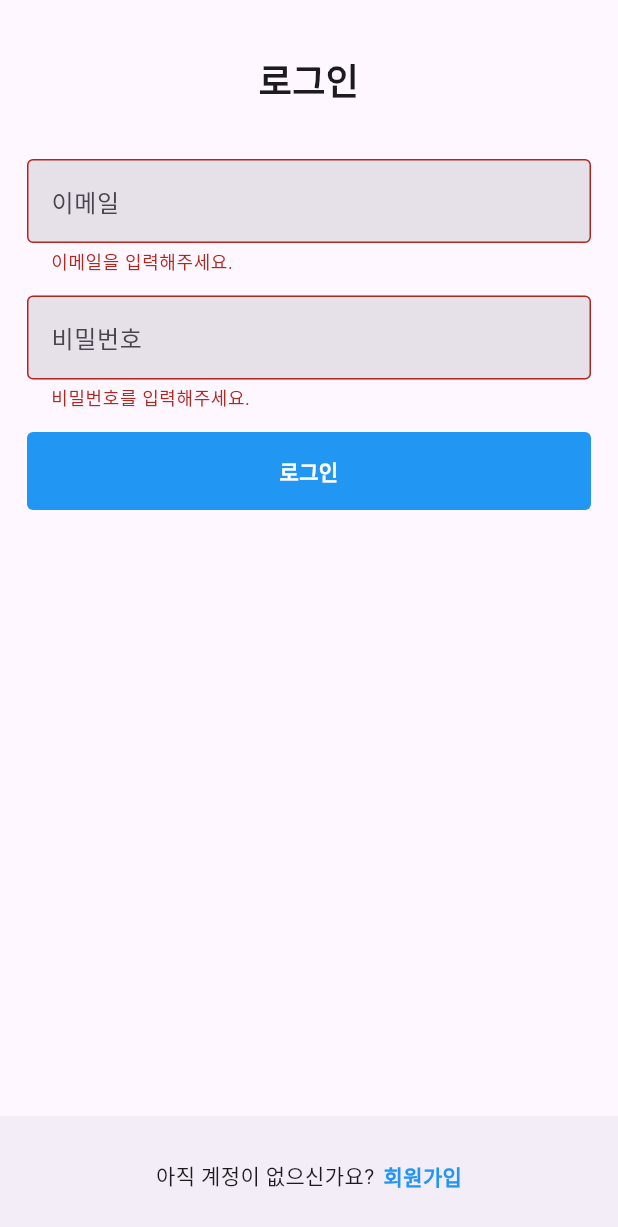
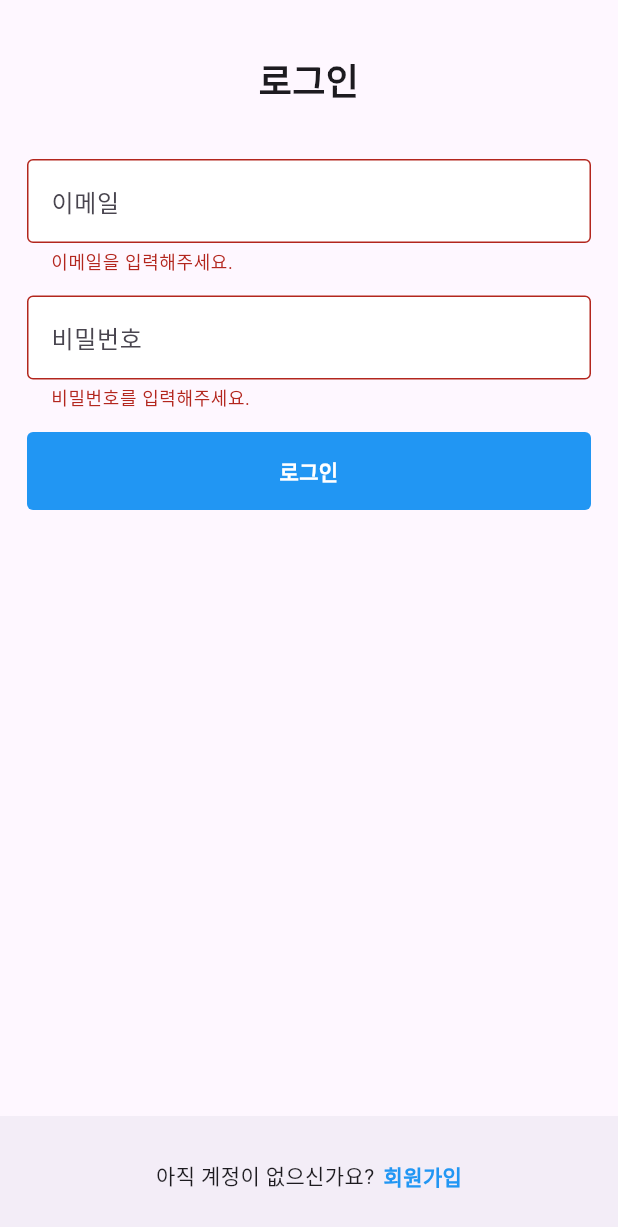
Before and after one commit to GyuJae/story_app, a Flutter app: the screen it shows after launch, after a tap on "로그인", on a phone screen of 412 x 824 dp. Shown: the top 1227 px of the screen. Run offline on Flutter 3.47's test engine with Material 3 defaults, Android fonts, the phone set to English and light mode, and no system bars; our stand-ins replace dartz, equatable, firebase_core, flutter_riverpod, gap, get_it and 1 more; accounts and stored records are empty; generated files the repository leaves out were written again.

```diff
--- a/lib/config/themes.dart
+++ b/lib/config/themes.dart
@@ -5,9 +5,18 @@ final ThemeData lightTheme = ThemeData(
   brightness: Brightness.light,
   primaryColor: Colors.blue,
   inputDecorationTheme: const InputDecorationTheme(
+    filled: true,
+    fillColor: Colors.white,
     border: OutlineInputBorder(
       borderSide: BorderSide(
-        color: Colors.blue,
+        color: Colors.grey,
+        width: 1.0,
+      ),
+    ),
+    focusedBorder: OutlineInputBorder(
+      borderSide: BorderSide(
+        color: Colors.blue, // primaryColor를 설정한 색상으로 변경
+        width: 2.0,
       ),
     ),
   ),
@@ -17,4 +26,20 @@ final ThemeData darkTheme = ThemeData(
   useMaterial3: true,
   brightness: Brightness.dark,
   primaryColor: Colors.blue,
+  inputDecorationTheme: InputDecorationTheme(
+    filled: true,
+    fillColor: Colors.grey[800],
+    border: const OutlineInputBorder(
+      borderSide: BorderSide(
+        color: Colors.grey,
+        width: 1.0,
+      ),
+    ),
+    focusedBorder: const OutlineInputBorder(
+      borderSide: BorderSide(
+        color: Colors.blue, // primaryColor를 설정한 색상으로 변경
+        width: 2.0,
+      ),
+    ),
+  ),
 );
--- a/lib/features/authentication/presentations/pages/login/email_form.dart
+++ b/lib/features/authentication/presentations/pages/login/email_form.dart
@@ -57,13 +57,6 @@ class EmailFormState extends ConsumerState<EmailForm> {
             validator: Validators.email,
             cursorColor: Theme.of(context).primaryColor,
             decoration: InputDecoration(
-              border: const OutlineInputBorder(),
-              focusedBorder: OutlineInputBorder(
-                borderSide: BorderSide(
-                  color: Theme.of(context).primaryColor,
-                  width: Sizes.size2,
-                ),
-              ),
               hintText: '이메일',
               filled: true,
               fillColor: Theme.of(context).inputDecorationTheme.fillColor,
@@ -78,13 +71,6 @@ class EmailFormState extends ConsumerState<EmailForm> {
             obscureText: true,
             cursorColor: Theme.of(context).primaryColor,
             decoration: InputDecoration(
-              border: const OutlineInputBorder(),
-              focusedBorder: OutlineInputBorder(
-                borderSide: BorderSide(
-                  color: Theme.of(context).primaryColor,
-                  width: Sizes.size2,
-                ),
-              ),
               hintText: '비밀번호',
               filled: true,
               fillColor: Theme.of(context).inputDecorationTheme.fillColor,
--- a/lib/main.dart
+++ b/lib/main.dart
@@ -1,10 +1,18 @@
 import 'package:flutter/material.dart';
+import 'firebase_options.dart';
 import 'package:flutter_riverpod/flutter_riverpod.dart';
 import 'package:story_app/config/routes.dart';
 import 'package:story_app/config/themes.dart';
 import 'package:story_app/injection_container.dart';
+import 'package:firebase_core/firebase_core.dart';
 
 void main() async {
+  WidgetsFlutterBinding.ensureInitialized();
+
+  await Firebase.initializeApp(
+    options: DefaultFirebaseOptions.currentPlatform,
+  );
+
   await initializeDependencies();
 
   runApp(
--- a/pubspec.yaml
+++ b/pubspec.yaml
@@ -41,6 +41,7 @@ dependencies:
   equatable: ^2.0.5
   dartz: ^0.10.1
   gap: ^3.0.1
+  firebase_core: ^3.1.1
 
 dev_dependencies:
   flutter_test:
```
Also changed, not shown: pubspec.lock, 16 other files.
